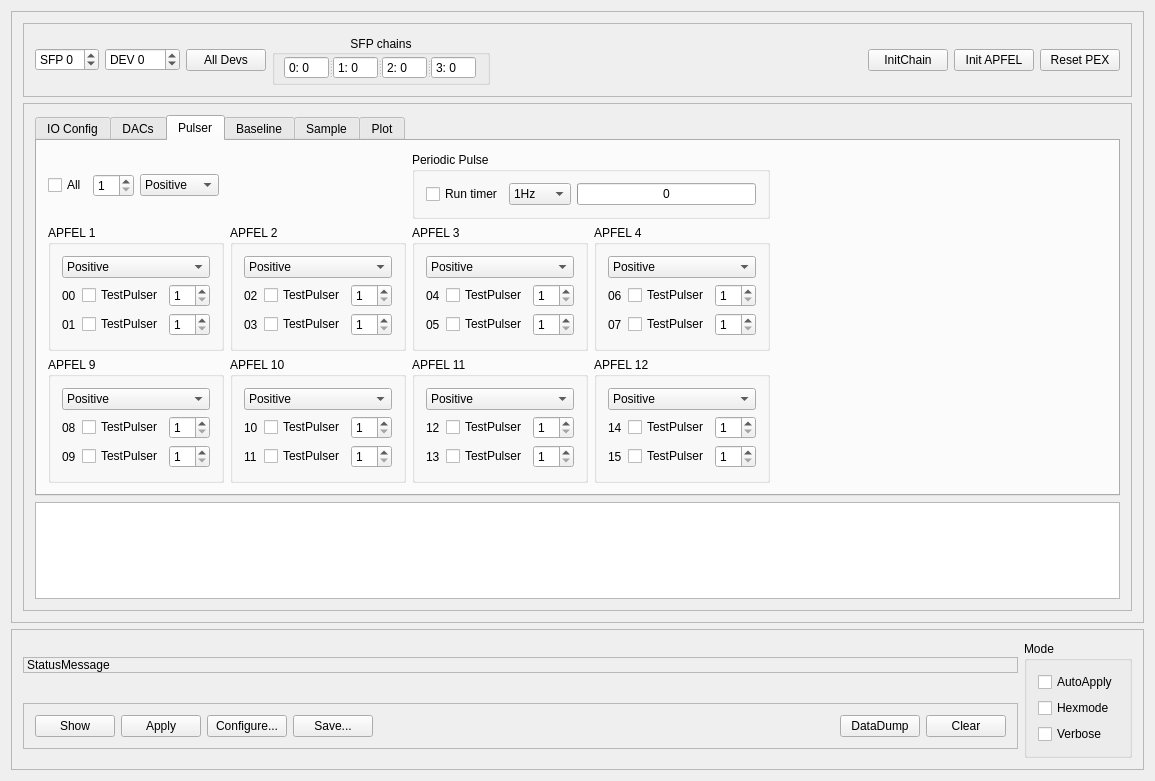
First picture: the form in mbspex/gui/qt/apfel/ApfelGui.ui, repository gsi-ee/drivers, before the edit.
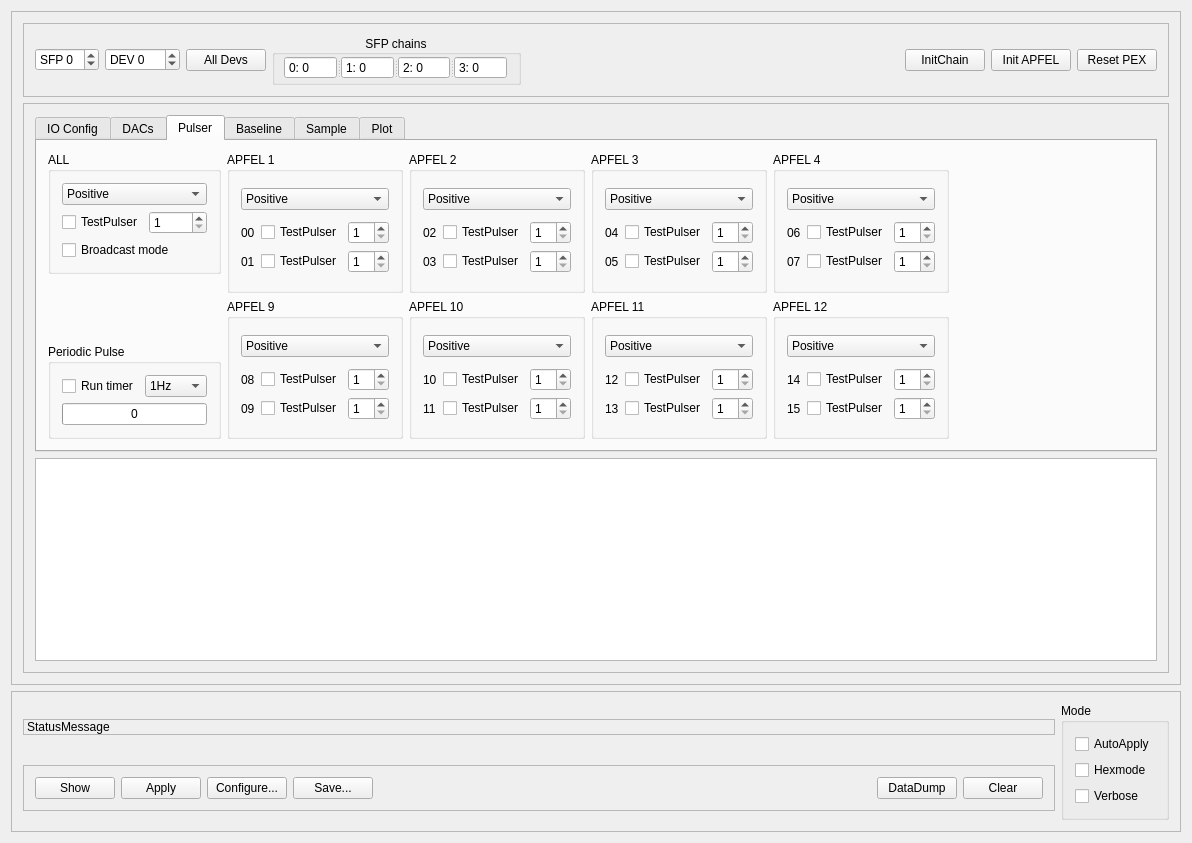
Second picture: the form after the edit. The open tabs and pages were chosen to show the change. Custom widgets are drawn as their Qt base class.

Commit message: mbspex apfel gui: improved test pulse panel. Added aquisition of trace from mbs buffer

What changed in the file:
```diff
--- a/mbspex/gui/qt/apfel/ApfelGui.ui
+++ b/mbspex/gui/qt/apfel/ApfelGui.ui
@@ -6,8 +6,8 @@
    <rect>
     <x>0</x>
     <y>0</y>
-    <width>1155</width>
-    <height>781</height>
+    <width>1192</width>
+    <height>843</height>
    </rect>
   </property>
   <property name="windowTitle">
@@ -30,8 +30,8 @@
        <rect>
         <x>0</x>
         <y>0</y>
-        <width>1133</width>
-        <height>634</height>
+        <width>1170</width>
+        <height>696</height>
        </rect>
       </property>
       <layout class="QGridLayout" name="gridLayout_28">
@@ -285,36 +285,12 @@
            <rect>
             <x>0</x>
             <y>0</y>
-            <width>1111</width>
-            <height>543</height>
+            <width>1148</width>
+            <height>605</height>
            </rect>
           </property>
-          <layout class="QGridLayout" name="gridLayout_29">
-           <item row="3" column="0">
-            <widget class="QPlainTextEdit" name="TextOutput">
-             <property name="sizePolicy">
-              <sizepolicy hsizetype="Expanding" vsizetype="Preferred">
-               <horstretch>0</horstretch>
-               <verstretch>1</verstretch>
-              </sizepolicy>
-             </property>
-             <property name="minimumSize">
-              <size>
-               <width>0</width>
-               <height>0</height>
-              </size>
-             </property>
-             <property name="font">
-              <font>
-               <family>Andale Mono</family>
-              </font>
-             </property>
-             <property name="readOnly">
-              <bool>true</bool>
-             </property>
-            </widget>
-           </item>
-           <item row="1" column="0">
+          <layout class="QGridLayout" name="gridLayout_70">
+           <item row="0" column="0">
             <widget class="QTabWidget" name="ApfelTabWidget">
              <property name="currentIndex">
               <number>2</number>
@@ -3369,132 +3345,74 @@
               <attribute name="title">
                <string>Pulser</string>
               </attribute>
-              <layout class="QGridLayout" name="gridLayout_49">
+              <layout class="QGridLayout" name="gridLayout_69">
                <item row="0" column="0">
                 <layout class="QGridLayout" name="gridLayout_48">
                  <item row="0" column="0">
-                  <layout class="QHBoxLayout" name="horizontalLayout_70">
-                   <item>
-                    <widget class="QCheckBox" name="PulserCheckBox_all">
-                     <property name="text">
-                      <string>All</string>
-                     </property>
-                    </widget>
-                   </item>
-                   <item>
-                    <widget class="QSpinBox" name="PulserAmpSpinBox_all">
-                     <property name="toolTip">
-                      <string>set pulser amplitude for all channels </string>
-                     </property>
-                     <property name="prefix">
-                      <string/>
-                     </property>
-                     <property name="minimum">
-                      <number>1</number>
-                     </property>
-                     <property name="maximum">
-                      <number>15</number>
-                     </property>
-                    </widget>
-                   </item>
-                   <item>
-                    <widget class="QComboBox" name="ApfelTestPolarityBox_all">
-                     <item>
-                      <property name="text">
-                       <string>Positive</string>
-                      </property>
-                     </item>
-                     <item>
-                      <property name="text">
-                       <string>Negative</string>
-                      </property>
-                     </item>
-                    </widget>
-                   </item>
-                   <item>
-                    <spacer name="horizontalSpacer_16">
-                     <property name="orientation">
-                      <enum>Qt::Horizontal</enum>
-                     </property>
-                     <property name="sizeHint" stdset="0">
-                      <size>
-                       <width>40</width>
-                       <height>20</height>
-                      </size>
-                     </property>
-                    </spacer>
-                   </item>
-                  </layout>
-                 </item>
-                 <item row="0" column="1">
-                  <widget class="QGroupBox" name="pulseTimerBox">
+                  <widget class="QGroupBox" name="ApfelPulseBox_all">
                    <property name="title">
-                    <string>Periodic Pulse</string>
+                    <string>ALL</string>
                    </property>
-                   <layout class="QHBoxLayout" name="horizontalLayout_89">
-                    <item>
-                     <layout class="QHBoxLayout" name="horizontalLayout_88">
+                   <layout class="QGridLayout" name="gridLayout_29">
+                    <item row="1" column="0">
+                     <layout class="QVBoxLayout" name="verticalLayout_11">
                       <item>
-                       <widget class="QCheckBox" name="PulseTimerCheckBox">
-                        <property name="toolTip">
-                         <string>Check to let pulser run periodically with given frequency</string>
-                        </property>
-                        <property name="text">
-                         <string>Run timer</string>
-                        </property>
+                       <widget class="QComboBox" name="ApfelTestPolarityBox_all">
+                        <item>
+                         <property name="text">
+                          <string>Positive</string>
+                         </property>
+                        </item>
+                        <item>
+                         <property name="text">
+                          <string>Negative</string>
+                         </property>
+                        </item>
                        </widget>
                       </item>
                       <item>
-                       <widget class="QComboBox" name="FrequencyComboBox">
-                        <property name="toolTip">
-                         <string>Select Pulser repeat frequency</string>
-                        </property>
+                       <layout class="QHBoxLayout" name="horizontalLayout_70">
                         <item>
-                         <property name="text">
-                          <string>1Hz</string>
-                         </property>
+                         <widget class="QCheckBox" name="PulserCheckBox_all">
+                          <property name="text">
+                           <string>TestPulser</string>
+                          </property>
+                         </widget>
                         </item>
                         <item>
-                         <property name="text">
-                          <string>2 Hz</string>
-                         </property>
+                         <widget class="QSpinBox" name="PulserAmpSpinBox_all">
+                          <property name="toolTip">
+                           <string>set pulser amplitude for all channels </string>
+                          </property>
+                          <property name="prefix">
+                           <string/>
+                          </property>
+                          <property name="minimum">
+                           <number>1</number>
+                          </property>
+                          <property name="maximum">
+                           <number>15</number>
+                          </property>
+                         </widget>
                         </item>
-                        <item>
-                         <property name="text">
-                          <string>5 Hz</string>
-                         </property>
-                        </item>
-                        <item>
-                         <property name="text">
-                          <string>10 Hz</string>
-                         </property>
-                        </item>
-                        <item>
-                         <property name="text">
-                          <string>50 Hz</string>
-                         </property>
-                        </item>
-                       </widget>
+                       </layout>
                       </item>
                      </layout>
                     </item>
-                    <item>
-                     <widget class="QProgressBar" name="PulserProgressBar">
+                    <item row="2" column="0">
+                     <widget class="QCheckBox" name="PulseBroadcastCheckBox">
                       <property name="toolTip">
                        <string>Shows if pulser is currently running</string>
                       </property>
-                      <property name="value">
-                       <number>0</number>
-                      </property>
-                      <property name="format">
-                       <string>%p</string>
+                      <property name="text">
+                       <string>Broadcast mode</string>
                       </property>
                      </widget>
                     </item>
                    </layout>
                   </widget>
                  </item>
-                 <item row="1" column="0" colspan="2">
+                 <item row="0" column="1" rowspan="3">
                   <layout class="QGridLayout" name="gridLayout_71">
                    <item row="0" column="0">
                     <widget class="QGroupBox" name="ApfelPulseBox_1">
@@ -4194,6 +4112,87 @@
                    </item>
                   </layout>
                  </item>
+                 <item row="1" column="0">
+                  <spacer name="verticalSpacer">
+                   <property name="orientation">
+                    <enum>Qt::Vertical</enum>
+                   </property>
+                   <property name="sizeHint" stdset="0">
+                    <size>
+                     <width>20</width>
+                     <height>40</height>
+                    </size>
+                   </property>
+                  </spacer>
+                 </item>
+                 <item row="2" column="0">
+                  <widget class="QGroupBox" name="pulseTimerBox">
+                   <property name="title">
+                    <string>Periodic Pulse</string>
+                   </property>
+                   <layout class="QGridLayout" name="gridLayout_49">
+                    <item row="0" column="0">
+                     <layout class="QHBoxLayout" name="horizontalLayout_88">
+                      <item>
+                       <widget class="QCheckBox" name="PulseTimerCheckBox">
+                        <property name="toolTip">
+                         <string>Check to let pulser run periodically with given frequency</string>
+                        </property>
+                        <property name="text">
+                         <string>Run timer</string>
+                        </property>
+                       </widget>
+                      </item>
+                      <item>
+                       <widget class="QComboBox" name="FrequencyComboBox">
+                        <property name="toolTip">
+                         <string>Select Pulser repeat frequency</string>
+                        </property>
+                        <item>
+                         <property name="text">
+                          <string>1Hz</string>
+                         </property>
+                        </item>
+                        <item>
+                         <property name="text">
+                          <string>2 Hz</string>
+                         </property>
+                        </item>
+                        <item>
+                         <property name="text">
+                          <string>5 Hz</string>
+                         </property>
+                        </item>
+                        <item>
+                         <property name="text">
+                          <string>10 Hz</string>
+                         </property>
+                        </item>
+                        <item>
+                         <property name="text">
+                          <string>50 Hz</string>
+                         </property>
+                        </item>
+                       </widget>
+                      </item>
+                     </layout>
+                    </item>
+                    <item row="1" column="0">
+                     <widget class="QProgressBar" name="PulserProgressBar">
+                      <property name="toolTip">
+                       <string>Shows if pulser is currently running</string>
+                      </property>
+                      <property name="value">
+                       <number>0</number>
+                      </property>
+                      <property name="format">
+                       <string>%p</string>
+                      </property>
+                     </widget>
+                    </item>
+                   </layout>
+                  </widget>
+                 </item>
                 </layout>
                </item>
                <item row="0" column="1">
@@ -4203,7 +4202,7 @@
                  </property>
                  <property name="sizeHint" stdset="0">
                   <size>
-                   <width>293</width>
+                   <width>149</width>
                    <height>20</height>
                   </size>
                  </property>
@@ -6599,6 +6598,30 @@
              </widget>
             </widget>
            </item>
+           <item row="1" column="0">
+            <widget class="QPlainTextEdit" name="TextOutput">
+             <property name="sizePolicy">
+              <sizepolicy hsizetype="Expanding" vsizetype="Preferred">
+               <horstretch>0</horstretch>
+               <verstretch>1</verstretch>
+              </sizepolicy>
+             </property>
+             <property name="minimumSize">
+              <size>
+               <width>0</width>
+               <height>0</height>
+              </size>
+             </property>
+             <property name="font">
+              <font>
+               <family>Andale Mono</family>
+              </font>
+             </property>
+             <property name="readOnly">
+              <bool>true</bool>
+             </property>
+            </widget>
+           </item>
           </layout>
          </widget>
         </widget>
@@ -6626,7 +6649,7 @@
        <rect>
         <x>0</x>
         <y>0</y>
-        <width>1133</width>
+        <width>1170</width>
         <height>115</height>
        </rect>
       </property>
```
Left out of the diff: 6 changed lines with no effect on the pictures. The commit also changes 3 other files.
